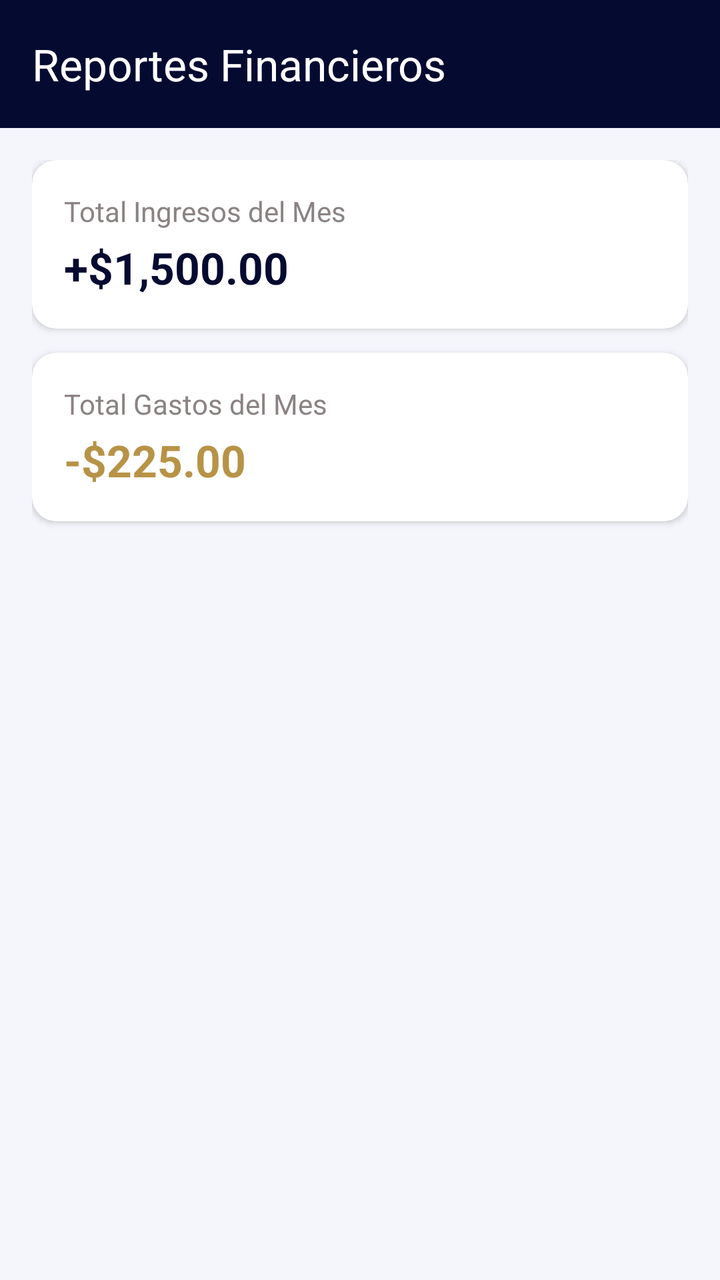
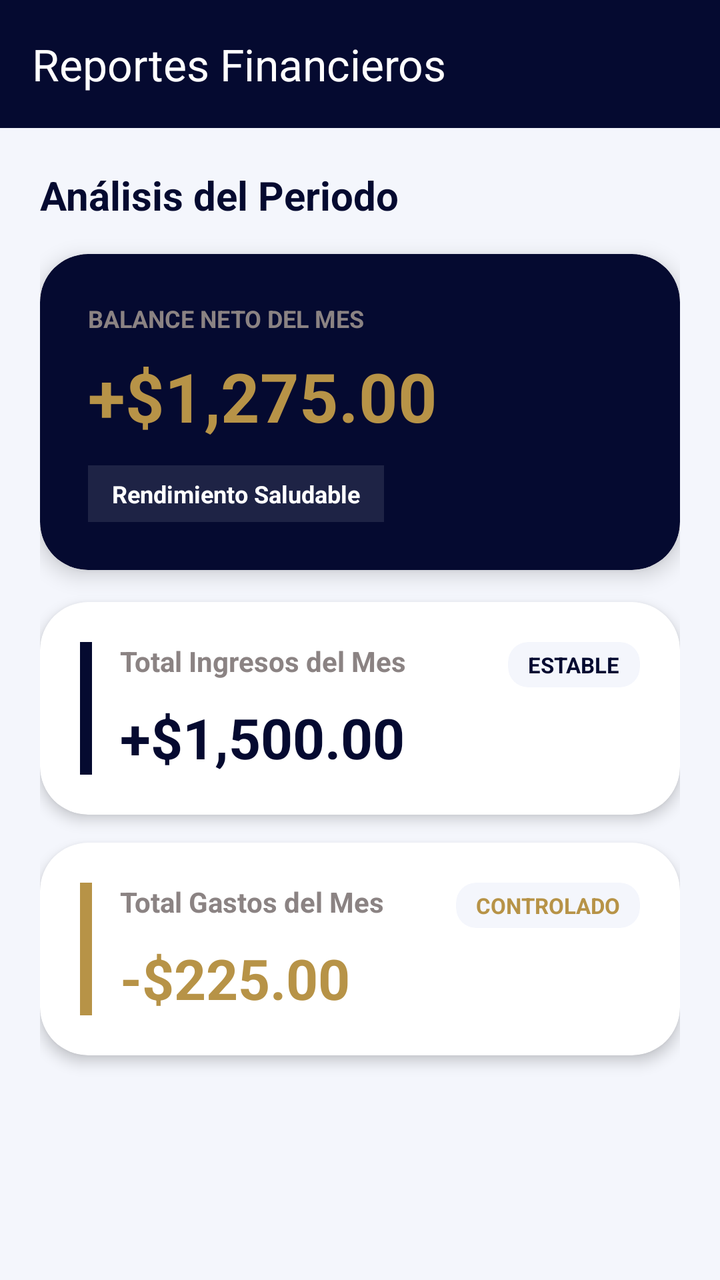

Before-and-after screenshots of an Android layout around one commit, followed by the original layout XML and the change that was made.
<!-- AndroidManifest.xml: application theme Theme.WalletApp -->
<!-- res/layout/activity_reports.xml -->
<?xml version="1.0" encoding="utf-8"?>
<androidx.coordinatorlayout.widget.CoordinatorLayout xmlns:android="http://schemas.android.com/apk/res/android"
    xmlns:app="http://schemas.android.com/apk/res-auto"
    xmlns:tools="http://schemas.android.com/tools"
    android:layout_width="match_parent"
    android:layout_height="match_parent"
    android:background="@color/background_light"
    tools:context=".ReportsActivity">

    <com.google.android.material.appbar.AppBarLayout
        android:layout_width="match_parent"
        android:layout_height="wrap_content">

        <androidx.appcompat.widget.Toolbar
            android:id="@+id/toolbar_reports"
            android:layout_width="match_parent"
            android:layout_height="?attr/actionBarSize"
            android:background="@color/primary_emerald"
            app:title="Reportes Financieros"
            app:titleTextColor="@android:color/white" />

    </com.google.android.material.appbar.AppBarLayout>

    <ScrollView
        android:layout_width="match_parent"
        android:layout_height="match_parent"
        app:layout_behavior="@string/appbar_scrolling_view_behavior">

        <LinearLayout
            android:layout_width="match_parent"
            android:layout_height="wrap_content"
            android:orientation="vertical"
            android:padding="16dp">

            
            <androidx.cardview.widget.CardView
                android:layout_width="match_parent"
                android:layout_height="wrap_content"
                app:cardCornerRadius="12dp"
                app:cardElevation="2dp"
                android:layout_marginBottom="12dp"
                app:cardBackgroundColor="@color/card_background">
                <LinearLayout
                    android:layout_width="match_parent"
                    android:layout_height="wrap_content"
                    android:orientation="vertical"
                    android:padding="16dp">
                    <TextView
                        android:layout_width="wrap_content"
                        android:layout_height="wrap_content"
                        android:text="Total Ingresos del Mes"
                        android:textColor="@color/text_secondary"
                        android:textSize="14sp"/>
                    <TextView
                        android:layout_width="wrap_content"
                        android:layout_height="wrap_content"
                        android:text="+$1,500.00"
                        android:textColor="@color/primary_emerald"
                        android:textSize="22sp"
                        android:textStyle="bold"
                        android:layout_marginTop="4dp"/>
                </LinearLayout>
            </androidx.cardview.widget.CardView>

            
            <androidx.cardview.widget.CardView
                android:layout_width="match_parent"
                android:layout_height="wrap_content"
                app:cardCornerRadius="12dp"
                app:cardElevation="2dp"
                android:layout_marginBottom="16dp"
                app:cardBackgroundColor="@color/card_background">
                <LinearLayout
                    android:layout_width="match_parent"
                    android:layout_height="wrap_content"
                    android:orientation="vertical"
                    android:padding="16dp">
                    <TextView
                        android:layout_width="wrap_content"
                        android:layout_height="wrap_content"
                        android:text="Total Gastos del Mes"
                        android:textColor="@color/text_secondary"
                        android:textSize="14sp"/>
                    <TextView
                        android:layout_width="wrap_content"
                        android:layout_height="wrap_content"
                        android:text="-$225.00"
                        android:textColor="@color/expense_red"
                        android:textSize="22sp"
                        android:textStyle="bold"
                        android:layout_marginTop="4dp"/>
                </LinearLayout>
            </androidx.cardview.widget.CardView>

        </LinearLayout>
    </ScrollView>

</androidx.coordinatorlayout.widget.CoordinatorLayout>
<!-- resources referenced by this layout -->
<resources>
  <color name="background_light">#F4F6FC</color>
  <color name="card_background">#FFFFFF</color>
  <color name="expense_red">#B79347</color>
  <color name="primary_emerald">#050A30</color>
  <color name="text_secondary">#8B8383</color>
  <style name="Theme.WalletApp" parent="Base.Theme.WalletApp" />
  <style name="Base.Theme.WalletApp" parent="Theme.Material3.DayNight.NoActionBar">
          
          
      </style>
</resources>

<!-- the commit's change to res/layout/activity_reports.xml (unified diff, before → after) -->
@@ -4,95 +4,261 @@
     xmlns:tools="http://schemas.android.com/tools"
     android:layout_width="match_parent"
     android:layout_height="match_parent"
-    android:background="@color/background_light"
+    android:background="#F4F6FC"
     tools:context=".ReportsActivity">
 
     <com.google.android.material.appbar.AppBarLayout
         android:layout_width="match_parent"
-        android:layout_height="wrap_content">
-
-        <androidx.appcompat.widget.Toolbar
+        android:layout_height="wrap_content"
+        android:background="@android:color/transparent"
+        app:elevation="0dp">
+
+        <com.google.android.material.appbar.MaterialToolbar
             android:id="@+id/toolbar_reports"
             android:layout_width="match_parent"
             android:layout_height="?attr/actionBarSize"
-            android:background="@color/primary_emerald"
+            android:background="#050A30"
             app:title="Reportes Financieros"
             app:titleTextColor="@android:color/white" />
 
     </com.google.android.material.appbar.AppBarLayout>
 
-    <ScrollView
+    <androidx.core.widget.NestedScrollView
         android:layout_width="match_parent"
         android:layout_height="match_parent"
-        app:layout_behavior="@string/appbar_scrolling_view_behavior">
+        app:layout_behavior="@string/appbar_scrolling_view_behavior"
+        android:scrollbars="none">
 
         <LinearLayout
             android:layout_width="match_parent"
             android:layout_height="wrap_content"
             android:orientation="vertical"
-            android:padding="16dp">
-
-            
-            <androidx.cardview.widget.CardView
+            android:padding="20dp">
+
+            
+            <TextView
+                android:layout_width="wrap_content"
+                android:layout_height="wrap_content"
+                android:text="Análisis del Periodo"
+                android:textColor="#050A30"
+                android:textSize="20sp"
+                android:textStyle="bold"
+                android:layout_marginBottom="16dp" />
+
+            
+            <com.google.android.material.card.MaterialCardView
                 android:layout_width="match_parent"
                 android:layout_height="wrap_content"
-                app:cardCornerRadius="12dp"
-                app:cardElevation="2dp"
-                android:layout_marginBottom="12dp"
-                app:cardBackgroundColor="@color/card_background">
-                <LinearLayout
+                android:layout_marginBottom="16dp"
+                app:cardBackgroundColor="#050A30"
+                app:cardCornerRadius="24dp"
+                app:cardElevation="6dp"
+                app:strokeWidth="0dp">
+
+                <androidx.constraintlayout.widget.ConstraintLayout
                     android:layout_width="match_parent"
                     android:layout_height="wrap_content"
-                    android:orientation="vertical"
-                    android:padding="16dp">
-                    <TextView
-                        android:layout_width="wrap_content"
-                        android:layout_height="wrap_content"
-                        android:text="Total Ingresos del Mes"
-                        android:textColor="@color/text_secondary"
-                        android:textSize="14sp"/>
-                    <TextView
-                        android:layout_width="wrap_content"
-                        android:layout_height="wrap_content"
-                        android:text="+$1,500.00"
-                        android:textColor="@color/primary_emerald"
-                        android:textSize="22sp"
-                        android:textStyle="bold"
-                        android:layout_marginTop="4dp"/>
-                </LinearLayout>
-            </androidx.cardview.widget.CardView>
-
-            
-            <androidx.cardview.widget.CardView
+                    android:padding="24dp">
+
+                    <TextView
+                        android:id="@+id/tv_label_balance"
+                        android:layout_width="wrap_content"
+                        android:layout_height="wrap_content"
+                        android:text="BALANCE NETO DEL MES"
+                        android:textColor="#8B8383"
+                        android:textSize="12sp"
+                        android:textStyle="bold"
+                        app:layout_constraintStart_toStartOf="parent"
+                        app:layout_constraintTop_toTopOf="parent" />
+
+                    <TextView
+                        android:id="@+id/tv_balance_neto"
+                        android:layout_width="wrap_content"
+                        android:layout_height="wrap_content"
+                        android:layout_marginTop="8dp"
+                        android:text="+$1,275.00"
+                        android:textColor="#B79347"
+                        android:textSize="34sp"
+                        android:textStyle="bold"
+                        app:layout_constraintStart_toStartOf="parent"
+                        app:layout_constraintTop_toBottomOf="@+id/tv_label_balance" />
+
+                    <TextView
+                        android:id="@+id/tv_estado_general"
+                        android:layout_width="wrap_content"
+                        android:layout_height="wrap_content"
+                        android:layout_marginTop="12dp"
+                        android:background="#1AFFFFFF"
+                        android:paddingHorizontal="12dp"
+                        android:paddingVertical="6dp"
+                        android:text="Rendimiento Saludable"
+                        android:textColor="@android:color/white"
+                        android:textSize="12sp"
+                        android:textStyle="bold"
+                        app:cardCornerRadius="8dp"
+                        app:layout_constraintStart_toStartOf="parent"
+                        app:layout_constraintTop_toBottomOf="@+id/tv_balance_neto" />
+
+                </androidx.constraintlayout.widget.ConstraintLayout>
+            </com.google.android.material.card.MaterialCardView>
+
+            
+            <com.google.android.material.card.MaterialCardView
                 android:layout_width="match_parent"
                 android:layout_height="wrap_content"
-                app:cardCornerRadius="12dp"
-                app:cardElevation="2dp"
-                android:layout_marginBottom="16dp"
-                app:cardBackgroundColor="@color/card_background">
-                <LinearLayout
+                android:layout_marginBottom="14dp"
+                app:cardBackgroundColor="@android:color/white"
+                app:cardCornerRadius="24dp"
+                app:cardElevation="4dp"
+                app:strokeWidth="0dp">
+
+                <androidx.constraintlayout.widget.ConstraintLayout
                     android:layout_width="match_parent"
                     android:layout_height="wrap_content"
-                    android:orientation="vertical"
-                    android:padding="16dp">
-                    <TextView
-                        android:layout_width="wrap_content"
-                        android:layout_height="wrap_content"
+                    android:padding="20dp">
+
+                    
+                    <View
+                        android:id="@+id/view_accent_ingresos"
+                        android:layout_width="6dp"
+                        android:layout_height="0dp"
+                        android:background="#050A30"
+                        app:layout_constraintBottom_toBottomOf="@+id/tv_ingresos_monto"
+                        app:layout_constraintStart_toStartOf="parent"
+                        app:layout_constraintTop_toTopOf="@+id/tv_label_ingresos" />
+
+                    <TextView
+                        android:id="@+id/tv_label_ingresos"
+                        android:layout_width="0dp"
+                        android:layout_height="wrap_content"
+                        android:layout_marginStart="14dp"
+                        android:layout_marginEnd="8dp"
+                        android:text="Total Ingresos del Mes"
+                        android:textColor="#8B8383"
+                        android:textSize="14sp"
+                        android:textStyle="bold"
+                        app:layout_constraintEnd_toStartOf="@+id/card_badge_ingresos"
+                        app:layout_constraintStart_toEndOf="@+id/view_accent_ingresos"
+                        app:layout_constraintTop_toTopOf="parent" />
+
+                    <com.google.android.material.card.MaterialCardView
+                        android:id="@+id/card_badge_ingresos"
+                        android:layout_width="wrap_content"
+                        android:layout_height="wrap_content"
+                        app:cardBackgroundColor="#F4F6FC"
+                        app:cardCornerRadius="10dp"
+                        app:cardElevation="0dp"
+                        app:strokeWidth="0dp"
+                        app:layout_constraintEnd_toEndOf="parent"
+                        app:layout_constraintTop_toTopOf="parent">
+
+                        <TextView
+                            android:layout_width="wrap_content"
+                            android:layout_height="wrap_content"
+                            android:paddingHorizontal="10dp"
+                            android:paddingVertical="4dp"
+                            android:text="ESTABLE"
+                            android:textColor="#050A30"
+                            android:textSize="11sp"
+                            android:textStyle="bold" />
+                    </com.google.android.material.card.MaterialCardView>
+
+                    <TextView
+                        android:id="@+id/tv_ingresos_monto"
+                        android:layout_width="wrap_content"
+                        android:layout_height="wrap_content"
+                        android:layout_marginStart="14dp"
+                        android:layout_marginTop="10dp"
+                        android:text="+$1,500.00"
+                        android:textColor="#050A30"
+                        android:textSize="28sp"
+                        android:textStyle="bold"
+                        app:layout_constraintBottom_toBottomOf="parent"
+                        app:layout_constraintStart_toEndOf="@+id/view_accent_ingresos"
+                        app:layout_constraintTop_toBottomOf="@+id/tv_label_ingresos" />
+
+                </androidx.constraintlayout.widget.ConstraintLayout>
+            </com.google.android.material.card.MaterialCardView>
+
+            
+            <com.google.android.material.card.MaterialCardView
+                android:layout_width="match_parent"
+                android:layout_height="wrap_content"
+                android:layout_marginBottom="16dp"
+                app:cardBackgroundColor="@android:color/white"
+                app:cardCornerRadius="24dp"
+                app:cardElevation="4dp"
+                app:strokeWidth="0dp">
+
+                <androidx.constraintlayout.widget.ConstraintLayout
+                    android:layout_width="match_parent"
+                    android:layout_height="wrap_content"
+                    android:padding="20dp">
+
+                    
+                    <View
+                        android:id="@+id/view_accent_gastos"
+                        android:layout_width="6dp"
+                        android:layout_height="0dp"
+                        android:background="#B79347"
+                        app:layout_constraintBottom_toBottomOf="@+id/tv_gastos_monto"
+                        app:layout_constraintStart_toStartOf="parent"
+                        app:layout_constraintTop_toTopOf="@+id/tv_label_gastos" />
+
+                    <TextView
+                        android:id="@+id/tv_label_gastos"
+                        android:layout_width="0dp"
+                        android:layout_height="wrap_content"
+                        android:layout_marginStart="14dp"
+                        android:layout_marginEnd="8dp"
                         android:text="Total Gastos del Mes"
-                        android:textColor="@color/text_secondary"
-                        android:textSize="14sp"/>
-                    <TextView
-                        android:layout_width="wrap_content"
-                        android:layout_height="wrap_content"
+                        android:textColor="#8B8383"
+                        android:textSize="14sp"
+                        android:textStyle="bold"
+                        app:layout_constraintEnd_toStartOf="@+id/card_badge_gastos"
+                        app:layout_constraintStart_toEndOf="@+id/view_accent_gastos"
+                        app:layout_constraintTop_toTopOf="parent" />
+
+                    <com.google.android.material.card.MaterialCardView
+                        android:id="@+id/card_badge_gastos"
+                        android:layout_width="wrap_content"
+                        android:layout_height="wrap_content"
+                        app:cardBackgroundColor="#F4F6FC"
+                        app:cardCornerRadius="10dp"
+                        app:cardElevation="0dp"
+                        app:strokeWidth="0dp"
+                        app:layout_constraintEnd_toEndOf="parent"
+                        app:layout_constraintTop_toTopOf="parent">
+
+                        <TextView
+                            android:layout_width="wrap_content"
+                            android:layout_height="wrap_content"
+                            android:paddingHorizontal="10dp"
+                            android:paddingVertical="4dp"
+                            android:text="CONTROLADO"
+                            android:textColor="#B79347"
+                            android:textSize="11sp"
+                            android:textStyle="bold" />
+                    </com.google.android.material.card.MaterialCardView>
+
+                    <TextView
+                        android:id="@+id/tv_gastos_monto"
+                        android:layout_width="wrap_content"
+                        android:layout_height="wrap_content"
+                        android:layout_marginStart="14dp"
+                        android:layout_marginTop="10dp"
                         android:text="-$225.00"
-                        android:textColor="@color/expense_red"
-                        android:textSize="22sp"
-                        android:textStyle="bold"
-                        android:layout_marginTop="4dp"/>
-                </LinearLayout>
-            </androidx.cardview.widget.CardView>
+                        android:textColor="#B79347"
+                        android:textSize="28sp"
+                        android:textStyle="bold"
+                        app:layout_constraintBottom_toBottomOf="parent"
+                        app:layout_constraintStart_toEndOf="@+id/view_accent_gastos"
+                        app:layout_constraintTop_toBottomOf="@+id/tv_label_gastos" />
+
+                </androidx.constraintlayout.widget.ConstraintLayout>
+            </com.google.android.material.card.MaterialCardView>
 
         </LinearLayout>
-    </ScrollView>
+    </androidx.core.widget.NestedScrollView>
 
 </androidx.coordinatorlayout.widget.CoordinatorLayout>
<!-- resource entries referenced after the edit -->
@@ -1,10 +1,5 @@
 <!-- resources referenced by this layout -->
 <resources>
-  <color name="background_light">#F4F6FC</color>
-  <color name="card_background">#FFFFFF</color>
-  <color name="expense_red">#B79347</color>
-  <color name="primary_emerald">#050A30</color>
-  <color name="text_secondary">#8B8383</color>
   <style name="Theme.WalletApp" parent="Base.Theme.WalletApp" />
   <style name="Base.Theme.WalletApp" parent="Theme.Material3.DayNight.NoActionBar">
           
